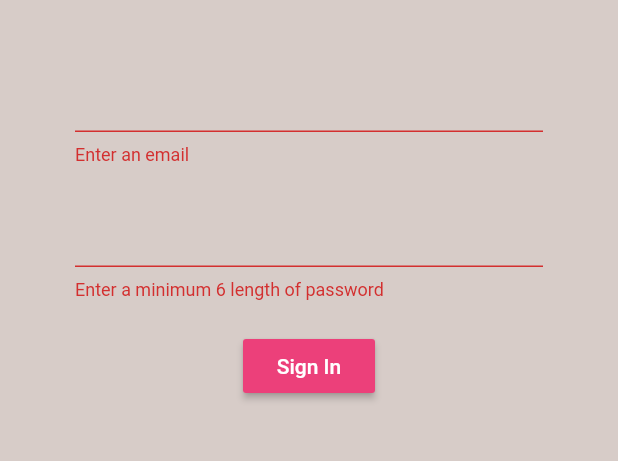
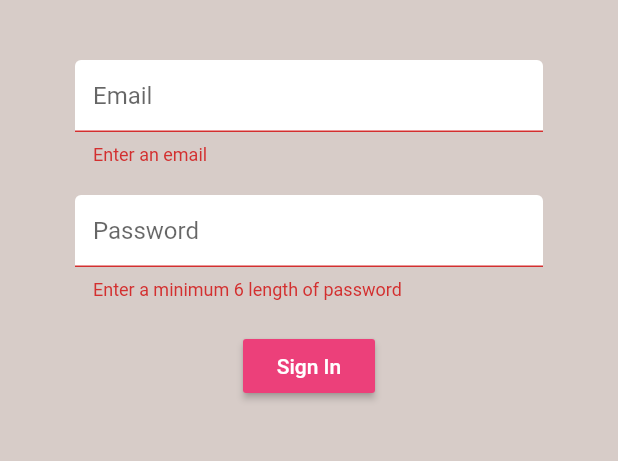
Before and after one commit to komangkrisnanda/brew-crew, a Flutter app: the screen it shows after launch, after a tap on "Sign In", on a phone screen of 412 x 824 dp, the part 84-545 px from its top. Run offline on Flutter 3.47's test engine with Material 2 defaults, Android fonts, the phone set to English and light mode, and no system bars; our stand-ins replace firebase_auth; accounts and stored records are empty.

Commit message:
Add text input decoration on form

```diff
--- a/lib/pages/auth/sign_in.dart
+++ b/lib/pages/auth/sign_in.dart
@@ -1,5 +1,6 @@
 import 'package:brew_crew/pages/services/auth.dart';
 import 'package:flutter/material.dart';
+import 'package:brew_crew/shared/constant.dart';
 
 class SignIn extends StatefulWidget {
 
@@ -46,6 +47,7 @@ class _SignInState extends State<SignIn> {
             children: <Widget>[
               SizedBox(height: 20.0),
               TextFormField(
+                decoration: textInputDecoration.copyWith(hintText: 'Email'),
                 validator: (val) => val.isEmpty ? 'Enter an email' : null,
                 onChanged: (val){
                   setState(() => email = val);
@@ -53,6 +55,7 @@ class _SignInState extends State<SignIn> {
               ),
               SizedBox(height: 20.0),
               TextFormField(
+                 decoration: textInputDecoration.copyWith(hintText: 'Password'),
                 validator: (val) => val.length < 6 ? 'Enter a minimum 6 length of password' : null,
                 obscureText: true,
                 onChanged: (val){
--- a/lib/pages/auth/sign_up.dart
+++ b/lib/pages/auth/sign_up.dart
@@ -1,5 +1,6 @@
 import 'package:brew_crew/pages/services/auth.dart';
 import 'package:flutter/material.dart';
+import 'package:brew_crew/shared/constant.dart';
 
 class SignUp extends StatefulWidget {
 
@@ -45,6 +46,7 @@ class _SignUpState extends State<SignUp> {
                     children: <Widget>[
                       SizedBox(height: 20.0),
                       TextFormField(
+                          decoration: textInputDecoration.copyWith(hintText: 'Email'),
                           validator: (val) => val.isEmpty ? 'Enter an email' : null,
                           onChanged: (val){
                             setState(() => email = val);
@@ -52,6 +54,7 @@ class _SignUpState extends State<SignUp> {
                       ),
                       SizedBox(height: 20.0),
                       TextFormField(
+                          decoration: textInputDecoration.copyWith(hintText: 'Password'),
                           validator: (val) => val.length < 6 ? 'Enter a minimum 6 length of password' : null,
                           obscureText: true,
                           onChanged: (val){
--- /dev/null
+++ b/lib/shared/constant.dart
@@ -0,0 +1,12 @@
+import 'package:flutter/material.dart';
+
+const textInputDecoration = InputDecoration(
+  fillColor: Colors.white,
+  filled: true,
+  enabledBorder: OutlineInputBorder(
+      borderSide: BorderSide(color: Colors.white, width: 2.0)
+  ),
+  focusedBorder: OutlineInputBorder(
+      borderSide: BorderSide(color: Colors.pink, width: 2.0)
+  ),
+);
```
